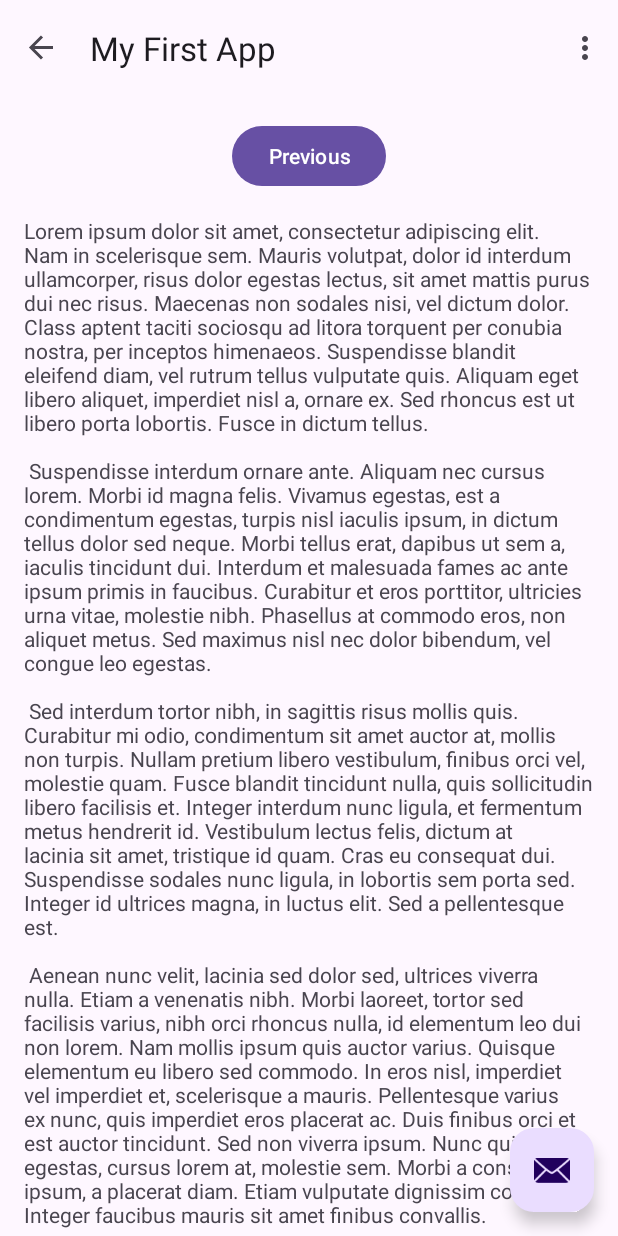
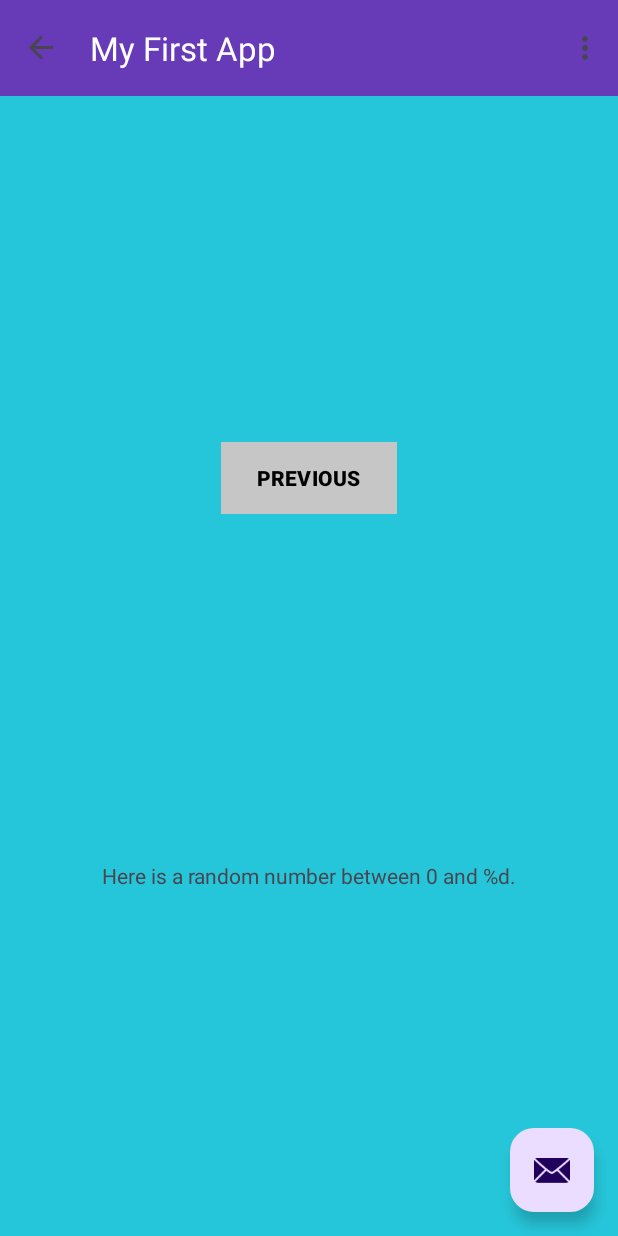
Before and after one commit to twopercentjazz/CSB430_Android, an Android app: the SecondFragment screen opened through its navigation route, on a phone screen of 412 x 824 dp. Run offline under Robolectric (Android 15) with nearby library versions, the phone set to English and light mode, and no system bars; our stand-ins replace navigation-ui.

Commit message:
fix colors

```diff
--- a/app/src/main/res/layout/activity_main.xml
+++ b/app/src/main/res/layout/activity_main.xml
@@ -15,7 +15,9 @@
         <com.google.android.material.appbar.MaterialToolbar
             android:id="@+id/toolbar"
             android:layout_width="match_parent"
-            android:layout_height="?attr/actionBarSize" />
+            android:layout_height="?attr/actionBarSize"
+            android:background="#673AB7"
+            app:titleTextColor="@color/white" />
 
     </com.google.android.material.appbar.AppBarLayout>
 
--- a/app/src/main/res/layout/fragment_first.xml
+++ b/app/src/main/res/layout/fragment_first.xml
@@ -1,7 +1,8 @@
 <?xml version="1.0" encoding="utf-8"?>
 
 
-<androidx.constraintlayout.widget.ConstraintLayout xmlns:android="http://schemas.android.com/apk/res/android"
+<androidx.constraintlayout.widget.ConstraintLayout
+    xmlns:android="http://schemas.android.com/apk/res/android"
     xmlns:app="http://schemas.android.com/apk/res-auto"
     xmlns:tools="http://schemas.android.com/tools"
     android:layout_width="match_parent"
@@ -16,9 +17,10 @@
         android:layout_height="wrap_content"
         android:layout_marginEnd="24dp"
         android:background="@color/buttonBackground"
+        android:text="@string/random"
         android:textColor="@color/black"
+        android:textStyle="bold"
         app:backgroundTint="@null"
-        android:text="@string/random"
         app:layout_constraintBottom_toBottomOf="parent"
         app:layout_constraintEnd_toEndOf="parent"
         app:layout_constraintTop_toBottomOf="@+id/textview_first" />
@@ -44,9 +46,10 @@
         android:layout_height="wrap_content"
         android:layout_marginStart="24dp"
         android:background="@color/buttonBackground"
+        android:text="@string/toast"
         android:textColor="@color/black"
+        android:textStyle="bold"
         app:backgroundTint="@null"
-        android:text="@string/toast"
         app:layout_constraintBottom_toBottomOf="parent"
         app:layout_constraintStart_toStartOf="parent"
         app:layout_constraintTop_toBottomOf="@+id/textview_first" />
@@ -58,6 +61,7 @@
         android:background="@color/buttonBackground"
         android:text="@string/count"
         android:textColor="@color/black"
+        android:textStyle="bold"
         app:backgroundTint="@null"
         app:layout_constraintBottom_toBottomOf="parent"
         app:layout_constraintEnd_toStartOf="@+id/random_button"
--- a/app/src/main/res/layout/fragment_second.xml
+++ b/app/src/main/res/layout/fragment_second.xml
@@ -1,21 +1,25 @@
 <?xml version="1.0" encoding="utf-8"?>
-<androidx.core.widget.NestedScrollView xmlns:android="http://schemas.android.com/apk/res/android"
+
+
+    <androidx.constraintlayout.widget.ConstraintLayout
+        xmlns:android="http://schemas.android.com/apk/res/android"
         xmlns:app="http://schemas.android.com/apk/res-auto"
         xmlns:tools="http://schemas.android.com/tools"
         android:layout_width="match_parent"
         android:layout_height="match_parent"
-    tools:context=".SecondFragment">
-
-    <androidx.constraintlayout.widget.ConstraintLayout
-        android:layout_width="match_parent"
-        android:layout_height="match_parent"
+        android:background="@color/screenBackground2"
         android:padding="16dp">
 
     <Button
         android:id="@+id/button_second"
         android:layout_width="wrap_content"
         android:layout_height="wrap_content"
+        android:background="@color/buttonBackground2"
         android:text="@string/previous"
+        android:textAlignment="viewStart"
+        android:textColor="@color/black"
+        android:textStyle="bold"
+        app:backgroundTint="@null"
         app:layout_constraintBottom_toTopOf="@id/textview_second"
         app:layout_constraintEnd_toEndOf="parent"
         app:layout_constraintStart_toStartOf="parent"
@@ -26,10 +30,9 @@
             android:layout_width="wrap_content"
             android:layout_height="wrap_content"
             android:layout_marginTop="16dp"
-            android:text="@string/lorem_ipsum"
+            android:text="@string/randText"
             app:layout_constraintBottom_toBottomOf="parent"
             app:layout_constraintEnd_toEndOf="parent"
             app:layout_constraintStart_toStartOf="parent"
             app:layout_constraintTop_toBottomOf="@id/button_second" />
     </androidx.constraintlayout.widget.ConstraintLayout>
-</androidx.core.widget.NestedScrollView>
--- a/app/src/main/res/values/colors.xml
+++ b/app/src/main/res/values/colors.xml
@@ -3,5 +3,7 @@
     <color name="black">#FF000000</color>
     <color name="white">#FFFFFFFF</color>
     <color name="screenBackground">#2196F3</color>
+    <color name="screenBackground2">#26C6DA</color>
     <color name="buttonBackground">#BBDEFB</color>
+    <color name="buttonBackground2">#C6C6C6</color>
 </resources>
--- a/app/src/main/res/values/strings.xml
+++ b/app/src/main/res/values/strings.xml
@@ -8,9 +8,10 @@
     <string name="toast">TOAST</string>
     <string name="random">RANDOM</string>
     <string name="count">COUNT</string>
-    <string name="previous">Previous</string>
+    <string name="previous">PREVIOUS</string>
     <string name="helloWorld">Hello World</string>
     <string name="num">0</string>
+    <string name="randText">Here is a random number between 0 and %d.</string>
 
 
     <string name="lorem_ipsum">
```
Lines whose indentation alone changed are shown as unchanged.
